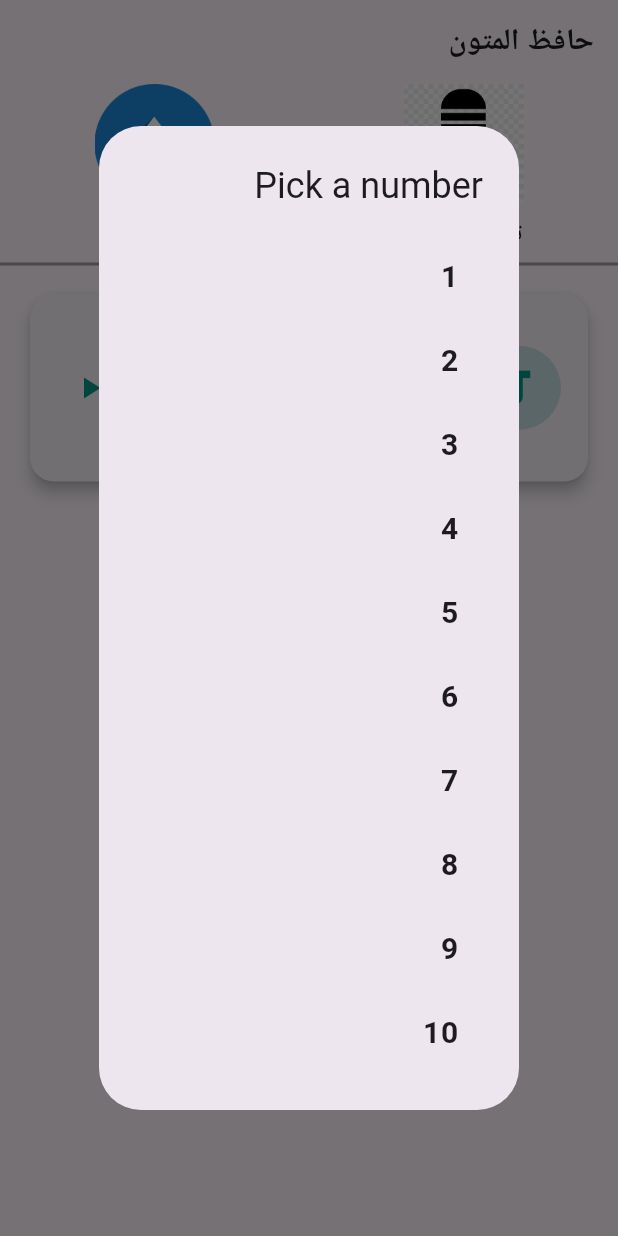
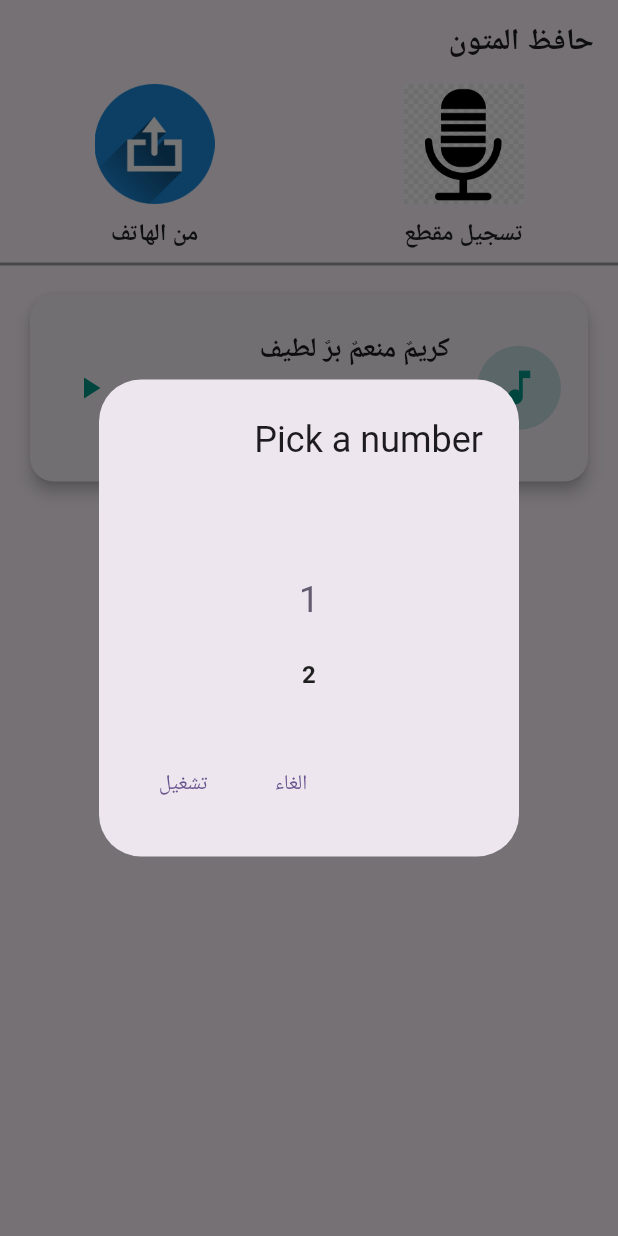
Before and after one commit to mostafamido196/Hafez-Elmetoon, a Flutter app: the screen it shows after launch, after a tap on the "play arrow" icon, on a phone screen of 412 x 824 dp. Run offline on Flutter 3.47's test engine with Material 3 defaults, Android fonts, the light colour scheme and no system bars; drawn by our look-alikes of numberpicker; our stand-ins replace audioplayers, file_picker, flutter_riverpod, go_router.

Commit message:
add screen ui only v3

```diff
--- /dev/null
+++ b/lib/Widgets/addAudio/addAudioFromFiles.dart
@@ -0,0 +1,45 @@
+import 'package:file_picker/file_picker.dart';
+import 'package:flutter/cupertino.dart';
+import 'package:flutter/material.dart';
+
+import '../../features/addAudio/AudioItem.dart';
+
+class AddAudioFromFiles extends StatelessWidget {
+  final Function(PlatformFile file) onAdd;
+  const AddAudioFromFiles(this.onAdd,{super.key});
+
+  @override
+  Widget build(BuildContext context) {
+    return Expanded(
+      child: InkWell(
+          onTap: _pickAudioFile,
+          child: Column(
+            mainAxisAlignment: MainAxisAlignment.center,
+            children: [
+              Image.asset(
+                'assets/Images/upload.webp',
+                // Replace with your image path
+                height: 80,
+                width: 80,
+              ),
+              SizedBox(height: 8),
+              Text(
+                'من الهاتف',
+                style: TextStyle(fontSize: 16),
+              ),
+            ],
+          )),
+    );
+  }
+  Future<void> _pickAudioFile() async {
+    FilePickerResult? result = await FilePicker.platform.pickFiles(
+      type: FileType.audio,
+    );
+
+    if (result != null) {
+      final file = result.files.single;
+       onAdd(file);
+    }
+  }
+
+}
--- /dev/null
+++ b/lib/Widgets/addAudio/addAudioFromRecording.dart
@@ -0,0 +1,27 @@
+import 'package:flutter/cupertino.dart';
+
+class AddAudioFromRecording extends StatelessWidget {
+  const AddAudioFromRecording({super.key});
+
+  @override
+  Widget build(BuildContext context) {
+    return Expanded(
+      child: Column(
+        mainAxisAlignment: MainAxisAlignment.center,
+        children: [
+          Image.asset(
+            'assets/Images/record2.png',
+            // Replace with your image path
+            height: 80, // Set appropriate size
+            width: 80,
+          ),
+          SizedBox(height: 8), // Spacing between image and text
+          Text(
+            'تسجيل مقطع',
+            style: TextStyle(fontSize: 16),
+          ),
+        ],
+      ),
+    );
+  }
+}
--- /dev/null
+++ b/lib/Widgets/addAudio/addAudioWidget.dart
@@ -0,0 +1,19 @@
+import 'package:file_picker/file_picker.dart';
+import 'package:flutter/cupertino.dart';
+
+import 'addAudioFromFiles.dart';
+import 'addAudioFromRecording.dart';
+
+class AddAudioWidget extends StatelessWidget {
+  final Function(PlatformFile file) onAdd;
+  const AddAudioWidget(this.onAdd, {super.key});
+
+  @override
+  Widget build(BuildContext context) {
+    return Row(
+      children: [
+        AddAudioFromRecording(),
+        AddAudioFromFiles(onAdd),
+      ],
+    );  }
+}
--- a/lib/Widgets/sliver_list.dart
+++ b/lib/Widgets/home/sliver_list.dart
@@ -1,6 +1,6 @@
 import 'package:flutter/material.dart';
 
-import '../core/constants.dart';
+import '../../core/constants.dart';
 
 class SliverListBldr extends StatefulWidget {
   SliverListBldr({Key? key}) : super(key: key);
--- a/lib/Widgets/sliver_search.dart
+++ b/lib/Widgets/home/sliver_search.dart
@@ -1,6 +1,6 @@
 import 'package:flutter/material.dart';
 
-import '../core/constants.dart';
+import '../../core/constants.dart';
 
 
 
--- a/lib/features/addAudio/AddAudioScreen.dart
+++ b/lib/features/addAudio/AddAudioScreen.dart
@@ -1,9 +1,8 @@
 import 'package:audioplayers/audioplayers.dart';
 import 'package:file_picker/file_picker.dart';
 import 'package:flutter/material.dart';
-import 'package:go_router/go_router.dart';
-
-import '../../core/Rout.dart';
+import 'package:hafez_elmetoon/Widgets/addAudio/addAudioWidget.dart';
+import 'package:numberpicker/numberpicker.dart';
 import 'AudioItem.dart';
 
 class AddAudioScreen extends StatefulWidget {
@@ -18,14 +17,24 @@ class AddAudioScreen extends StatefulWidget {
 class _AddAudioScreenState extends State<AddAudioScreen> {
   final List<AudioItem> audioList = [
     AudioItem(
-        title: 'البسملة.mp3',
+        title: 'كريمٌ منعمٌ برٌ لطيف',
         date: '2024-11-20',
         path:
-            '/data/user/0/com.samy.hafez_elmetoon/cache/file_picker/البسملة.mp3'),
+            '/data/user/0/com.samy.hafez_elmetoon/cache/file_picker/نغمة كريم منعم بر لطيف.mp3'),
   ];
 
   final AudioPlayer _audioPlayer = AudioPlayer();
-
+  void addAudio(PlatformFile file){
+    print('mos samy file: ${file.name}');
+    final date = DateTime.now().year.toString() + ' / ' + DateTime.now().month.toString() + ' / ' + DateTime.now().day.toString();
+    setState(() {
+      audioList.add(AudioItem(
+        title: file.name,
+        path: file.path!,
+        date: date,
+      ));
+    });
+  }
 
   Future<void> _playAudio(String path, int repeat) async {
     print('play audio path; $path');
@@ -40,41 +49,53 @@ class _AddAudioScreenState extends State<AddAudioScreen> {
     }
   }
 
+  int _selectedNumberOfRepeating = 1;
 
-
-  int selectedNumber = 1;
-
-  Future<void> showNumberPicker(String path) async {
+  Future<void> showNumberPicker(BuildContext context, String path) async {
     final result = await showDialog<int>(
       context: context,
       builder: (BuildContext context) {
-        return AlertDialog(
-          title: Text('Pick a number'),
-          content: SingleChildScrollView(
-            child: Column(
-              mainAxisSize: MainAxisSize.min,
-              children: List.generate(
-                10,
-                (index) => ListTile(
-                  title: Text((index + 1).toString()),
-                  onTap: () {
-                    _playAudio(path, index + 1);
-                    Navigator.of(context).pop(index + 1);
+        return StatefulBuilder(
+          builder: (BuildContext context, StateSetter setState) {
+            return AlertDialog(
+              title: const Text('Pick a number'),
+              content: NumberPicker(
+                value: _selectedNumberOfRepeating,
+                minValue: 1,
+                maxValue: 10,
+                // axis: Axis.horizontal,
+                onChanged: (value) {
+                  setState(() {
+                    _selectedNumberOfRepeating = value; // Update value dynamically
+                  });
+                },
+              ),
+              actions: [
+                TextButton(
+                  onPressed: () => Navigator.of(context).pop(), // Close without selection
+                  child: const Text('الغاء'),
+                ),
+                TextButton(
+                  onPressed: () {
+                    _playAudio(path, _selectedNumberOfRepeating);
+                    Navigator.of(context).pop(
+                        _selectedNumberOfRepeating); // Return selected number
                   },
+                  child: const Text('تشغيل'),
                 ),
-              ),
-            ),
-          ),
+              ],
+            );
+          },
         );
       },
     );
 
-    // if (result != null) {
-    //   setState(() {
-    //     selectedNumber = result;
-    //   });
-    // }
+    if (result != null) {
+      print('Selected number: $result');
+      // Perform actions with the selected number
+    }
   }
+
 
   @override
   void dispose() {
@@ -90,48 +111,7 @@ class _AddAudioScreenState extends State<AddAudioScreen> {
         ),
         body: Column(
           children: [
-            Row(
-              children: [
-                Expanded(
-                  child: Column(
-                    mainAxisAlignment: MainAxisAlignment.center,
-                    children: [
-                      Image.asset(
-                        'assets/Images/record2.png',
-                        // Replace with your image path
-                        height: 80, // Set appropriate size
-                        width: 80,
-                      ),
-                      SizedBox(height: 8), // Spacing between image and text
-                      Text(
-                        'تسجيل مقطع',
-                        style: TextStyle(fontSize: 16),
-                      ),
-                    ],
-                  ),
-                ),
-                Expanded(
-                  child: InkWell(
-                      onTap: _pickAudioFile,
-                      child: Column(
-                        mainAxisAlignment: MainAxisAlignment.center,
-                        children: [
-                          Image.asset(
-                            'assets/Images/upload.webp',
-                            // Replace with your image path
-                            height: 80,
-                            width: 80,
-                          ),
-                          SizedBox(height: 8),
-                          Text(
-                            'من الهاتف',
-                            style: TextStyle(fontSize: 16),
-                          ),
-                        ],
-                      )),
-                ),
-              ],
-            ),
+            AddAudioWidget(addAudio),
             const Divider(
               color: Colors.grey,
               thickness: 2,
@@ -141,6 +121,7 @@ class _AddAudioScreenState extends State<AddAudioScreen> {
         ));
   }
 
+
   Widget _AudioListWidget() {
     return Expanded(
         child: ListView.builder(
@@ -149,7 +130,7 @@ class _AddAudioScreenState extends State<AddAudioScreen> {
         return Padding(
           padding: const EdgeInsets.symmetric(horizontal: 16.0, vertical: 8.0),
           child: GestureDetector(
-              onTap: () => showNumberPicker(audioList[index].path),
+              onTap: () => showNumberPicker(context,audioList[index].path),
               child: _ItemAudioList(context, index)),
         );
       },
@@ -175,13 +156,13 @@ class _AddAudioScreenState extends State<AddAudioScreen> {
           ),
         ),
         title: GestureDetector(
-            onTap: () => showNumberPicker(audioList[index].path),
+            onTap: () => showNumberPicker(context,audioList[index].path),
             child: Text(
               item.title,
               style: const TextStyle(fontSize: 18, fontWeight: FontWeight.bold),
             )),
         subtitle: GestureDetector(
-            onTap: () => showNumberPicker(audioList[index].path),
+            onTap: () => showNumberPicker(context,audioList[index].path),
             child: Column(
               crossAxisAlignment: CrossAxisAlignment.start,
               children: [
@@ -199,15 +180,14 @@ class _AddAudioScreenState extends State<AddAudioScreen> {
               ],
             )),
         trailing: GestureDetector(
-            onTap: () => showNumberPicker(audioList[index].path),
+            onTap: () => showNumberPicker(context,audioList[index].path),
             child: IconButton(
               icon: GestureDetector(
-                  onTap: () => showNumberPicker(audioList[index].path),
+                  onTap: () => showNumberPicker(context,audioList[index].path),
                   child: const Icon(Icons.play_arrow, color: Colors.teal)),
               onPressed: () {
-                // Move the play logic to here if you want the icon button to trigger audio
                 print('play audio from trailing IconButton');
-                showNumberPicker(audioList[index].path);
+                showNumberPicker(context,audioList[index].path);
               },
             )),
         onLongPress: () {
@@ -250,28 +230,4 @@ class _AddAudioScreenState extends State<AddAudioScreen> {
     );
   }
 
-  Future<void> _pickAudioFile() async {
-    FilePickerResult? result = await FilePicker.platform.pickFiles(
-      type: FileType.audio,
-    );
-
-    if (result != null) {
-      final file = result.files.single;
-      final date = DateTime.now().year.toString() +
-          ' / ' +
-          DateTime.now().month.toString() +
-          ' / ' +
-          DateTime.now().day.toString();
-      print('_pickAudioFile name: ${file.name}');
-      print('_pickAudioFile path: ${file.path}');
-      print('_pickAudioFile data: $date');
-      setState(() {
-        audioList.add(AudioItem(
-          title: file.name,
-          path: file.path!,
-          date: date,
-        ));
-      });
-    }
-  }
 }
--- a/lib/main.dart
+++ b/lib/main.dart
@@ -2,7 +2,7 @@ import 'package:flutter/material.dart';
 import 'package:flutter_localizations/flutter_localizations.dart';
 
 import 'core/AppTextStyle.dart';
-import 'Widgets/CustomAppBar.dart';
+import 'core/CustomAppBar.dart';
 import 'core/Rout.dart';
 
 void main() {
--- a/pubspec.yaml
+++ b/pubspec.yaml
@@ -15,6 +15,7 @@ dependencies:
   go_router: ^14.6.0
   flutter_svg: ^2.0.15
   cupertino_icons: ^1.0.8
+  numberpicker: ^2.1.2
 
 
   file_picker: ^5.0.0 # For selecting files from external storage
```
Also changed, not shown: lib/Widgets/addAudio/audioList.dart (added, +10 -0 lines), lib/features/home/HomeScreen.dart (+5 -5 lines), lib/Widgets/home/drawer.dart (renamed from lib/Widgets/drawer.dart), lib/Widgets/home/sliver_app_bar.dart (renamed from lib/Widgets/sliver_app_bar.dart), lib/Widgets/providers/scrollProvider.dart (renamed from lib/features/providers/scrollProvider.dart), lib/core/CustomAppBar.dart (renamed from lib/Widgets/CustomAppBar.dart), pubspec.lock.
